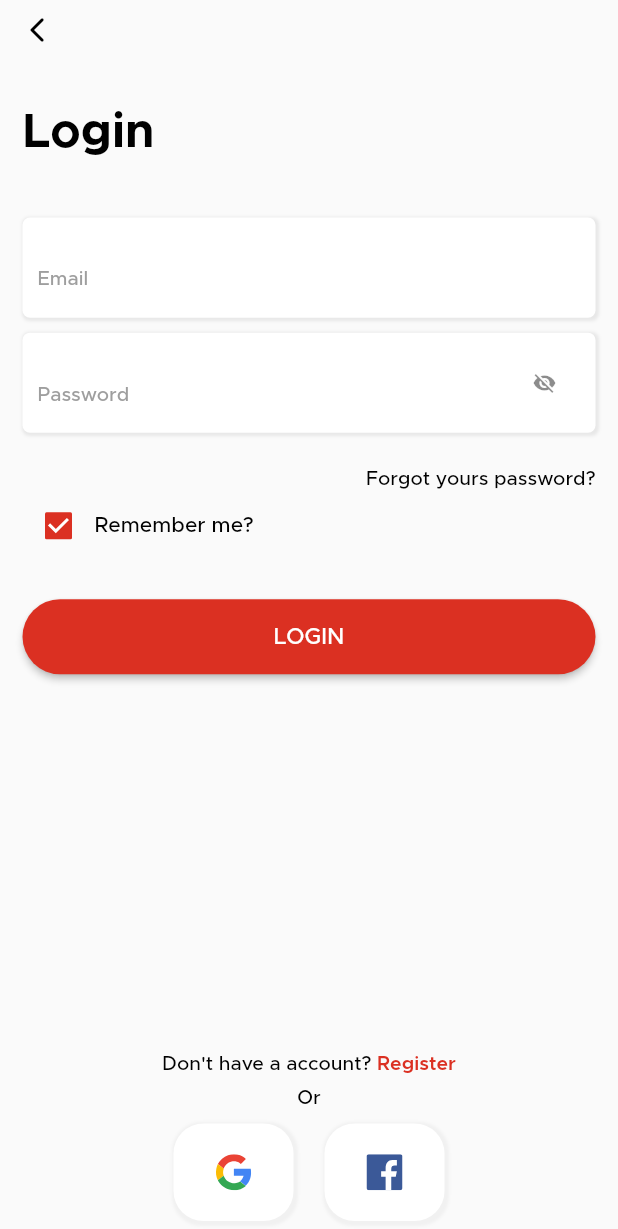
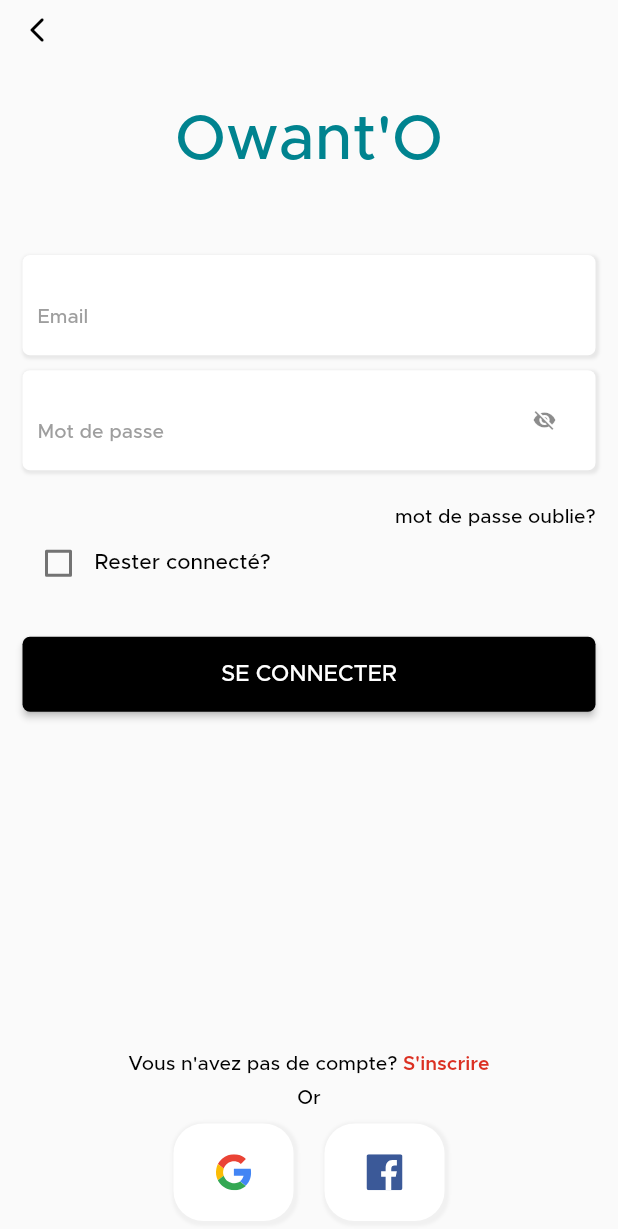
Before and after one commit to JordyHers/Owanto_e-commerce, a Flutter app: the LoginScreen screen opened directly, on a phone screen of 412 x 824 dp. Shown: the top 1229 px of the screen. Run offline on Flutter 3.47's test engine with Material 2 defaults, Android fonts, the phone set to English and light mode, and no system bars; our stand-ins replace badges, carousel_slider, flutter_rating_bar, flutter_svg, fluttertoast, page_transition.

Commit message:
login_screen.dart reformatted

```diff
--- a/lib/main.dart
+++ b/lib/main.dart
@@ -1,7 +1,7 @@
 import 'package:flutter/material.dart';
 import 'package:owanto_app/src/const/app_colors.dart';
 import 'package:owanto_app/src/router/router.dart';
-import 'package:owanto_app/src/view/screen/dash_board_screen.dart';
+import 'package:owanto_app/src/view/screen/login_screen.dart';
 import 'package:owanto_app/src/viewmodel/address_viewmodel.dart';
 import 'package:owanto_app/src/viewmodel/auth_viemodel.dart';
 import 'package:owanto_app/src/viewmodel/bottom_navigate_provider.dart';
@@ -33,7 +33,7 @@ class MyApp extends StatelessWidget {
           primaryColor: Colors.black,
         ),
         onGenerateRoute: Routes.onGenerateRouter,
-        home: DashBoardScreen(),
+        home: LoginScreen(),
       ),
     );
   }
--- a/lib/src/const/app_colors.dart
+++ b/lib/src/const/app_colors.dart
@@ -1,9 +1,11 @@
 import 'package:flutter/material.dart';
 
-class AppColors{
+class AppColors {
   static const Color primaryColorRed = Color(0xffDB3022);
   static const Color primaryColorGray = Color(0xff9B9B9B);
+  static const Color primaryColorBlack = Colors.black;
 }
+
 const MaterialColor kPrimaryColor = MaterialColor(
   0xFF0E7AC7,
   <int, Color>{
--- a/lib/src/router/router.dart
+++ b/lib/src/router/router.dart
@@ -7,6 +7,7 @@ import 'package:owanto_app/src/view/screen/add_address_screen.dart';
 import 'package:owanto_app/src/view/screen/change_pass_screen.dart';
 import 'package:owanto_app/src/view/screen/checkout_screen.dart';
 import 'package:owanto_app/src/view/screen/choice_address_screen.dart';
+import 'package:owanto_app/src/view/screen/dash_board_screen.dart';
 import 'package:owanto_app/src/view/screen/detail_product_screen.dart';
 import 'package:owanto_app/src/view/screen/forgot_pass_screen.dart';
 import 'package:owanto_app/src/view/screen/login_screen.dart';
@@ -29,6 +30,9 @@ class Routes {
         ));
       case CheckoutScreens:
         return _generateMaterialRoute(CheckoutScreen());
+      case DashBoardScreens:
+        return _generateMaterialRoute(DashBoardScreen());
+
       case ChoiceAddressScreens:
         return _generateMaterialRoute(ChoiceAddressScreen());
       case AddAddressScreens:
--- a/lib/src/router/router_path.dart
+++ b/lib/src/router/router_path.dart
@@ -12,3 +12,4 @@ const String RegisterScreens = "RegisterScreens";
 const String ForgotPassScreens = "ForgotPassScreens";
 const String OtpScreens = "OtpScreens";
 const String ChangePassScreens = "ChangePassScreens";
+const String DashBoardScreens = "DashBoardScreens";
--- a/lib/src/view/screen/favorite_tab.dart
+++ b/lib/src/view/screen/favorite_tab.dart
@@ -14,7 +14,7 @@ class FavoriteTab extends StatelessWidget {
       child: Center(
         child: Column(mainAxisAlignment: MainAxisAlignment.start, children: [
           HeaderPage(),
-          const SizedBox(height: 20),
+          const SizedBox(height: 50),
           Row(
             mainAxisAlignment: MainAxisAlignment.center,
             children: [
@@ -25,7 +25,7 @@ class FavoriteTab extends StatelessWidget {
           Center(
             child: Padding(
               padding:
-                  EdgeInsets.only(left: 20, right: 20, top: 20, bottom: 60),
+                  EdgeInsets.only(left: 20, right: 20, top: 10, bottom: 60),
               child: Text(
                 "Vous pouvez faoriser une tenue en cliquant sur le bouton j'aime ",
                 style: TextStyle(fontSize: 10, fontWeight: FontWeight.w400),
--- a/lib/src/view/screen/login_screen.dart
+++ b/lib/src/view/screen/login_screen.dart
@@ -1,10 +1,9 @@
+import 'package:flutter/material.dart';
+import 'package:flutter_svg/flutter_svg.dart';
 import 'package:owanto_app/src/const/app_colors.dart';
 import 'package:owanto_app/src/const/app_font.dart';
 import 'package:owanto_app/src/router/router_path.dart';
-import 'package:owanto_app/src/view/screen/component/addaddress/text_field_address.dart';
 import 'package:owanto_app/src/viewmodel/auth_viemodel.dart';
-import 'package:flutter/material.dart';
-import 'package:flutter_svg/flutter_svg.dart';
 import 'package:provider/provider.dart';
 
 class LoginScreen extends StatefulWidget {
@@ -43,17 +42,21 @@ class _LoginScreenState extends State<LoginScreen> {
                 SizedBox(
                   height: 15,
                 ),
-                Text(
-                  "Login",
+                Center(
+                  child: Text(
+                    "Owant'O",
                     style: AppFont.bold.copyWith(
-                    color: Colors.black,
-                    fontSize: 32,
-                    fontWeight: FontWeight.bold,
+                      color: Colors.cyan.shade800,
+                      fontSize: 42,
+                      fontWeight: FontWeight.w500,
                     ),
                   ),
+                ),
+
                 SizedBox(
-                  height: 40,
+                  height: 55,
                 ),
+
                 // TextFieldAddress(vi
                 //     textEditingController: emailController, lableText: "Email"),
                 Container(
@@ -107,15 +110,17 @@ class _LoginScreenState extends State<LoginScreen> {
                     obscureText: isShowPass,
                     decoration: InputDecoration(
                       border: InputBorder.none,
-                      labelText: "Password",
+                      labelText: "Mot de passe",
                       suffixIcon: GestureDetector(
-                        onTap: (){
+                          onTap: () {
                             setState(() {
-                            isShowPass =! isShowPass;
+                              isShowPass = !isShowPass;
                             });
                           },
                           child: Icon(
-                        isShowPass ? Icons.visibility : Icons.visibility_off,
+                            isShowPass
+                                ? Icons.visibility
+                                : Icons.visibility_off,
                             size: 16,
                           )),
                       alignLabelWithHint: true,
@@ -132,11 +137,11 @@ class _LoginScreenState extends State<LoginScreen> {
                   height: 25,
                 ),
                 GestureDetector(
-                  onTap: ()=>Navigator.pushNamed(context, ForgotPassScreens),
+                  onTap: () => Navigator.pushNamed(context, ForgotPassScreens),
                   child: Align(
                     alignment: Alignment.topRight,
                     child: Text(
-                      "Forgot yours password?",
+                      "mot de passe oublie?",
                       style: AppFont.medium.copyWith(
                         fontSize: 13,
                       ),
@@ -147,14 +152,15 @@ class _LoginScreenState extends State<LoginScreen> {
                   children: [
                     Checkbox(
                       activeColor: AppColors.primaryColorRed,
-                      value: true,
-                      onChanged: ( value) {
-
-                      },
+                      value: false,
+                      onChanged: (value) {},
                     ),
-                    Text("Remember me?",style: AppFont.medium.copyWith(
+                    Text(
+                      "Rester connecté?",
+                      style: AppFont.medium.copyWith(
                         fontSize: 14,
-                    ),),
+                      ),
+                    ),
                   ],
                 ),
                 SizedBox(
@@ -165,18 +171,19 @@ class _LoginScreenState extends State<LoginScreen> {
                   height: 50,
                   child: ElevatedButton(
                     style: ElevatedButton.styleFrom(
-                      primary: AppColors.primaryColorRed,
+                      primary: AppColors.primaryColorBlack,
                       shape: RoundedRectangleBorder(
-                        borderRadius: BorderRadius.circular(40.0),
+                        borderRadius: BorderRadius.circular(5.0),
                       ),
                     ),
                     onPressed: () {
-                      authViewModel
-                          .login()
-                          .then((value) => Navigator.pop(context));
+                      // authViewModel.login().then((value) =>
+                      //     Navigator.pushReplacementNamed(
+                      //         context, DashBoardScreens));
+                      Navigator.pushReplacementNamed(context, DashBoardScreens);
                     },
                     child: Text(
-                      "Login".toUpperCase(),
+                      "Se Connecter".toUpperCase(),
                       style: AppFont.medium
                           .copyWith(fontSize: 15, color: Colors.white),
                     ),
@@ -190,11 +197,11 @@ class _LoginScreenState extends State<LoginScreen> {
                   child: Center(
                       child: RichText(
                     text: TextSpan(
-                        text: "Don't have a account? ",
+                        text: "Vous n'avez pas de compte? ",
                         style: AppFont.medium.copyWith(fontSize: 13),
                         children: [
                           TextSpan(
-                            text: "Register",
+                            text: "S'inscrire",
                             style: AppFont.bold.copyWith(
                                 fontSize: 13, color: AppColors.primaryColorRed),
                           )
```
Also changed, not shown: 1 other file. Lines whose indentation alone changed are shown as unchanged.
